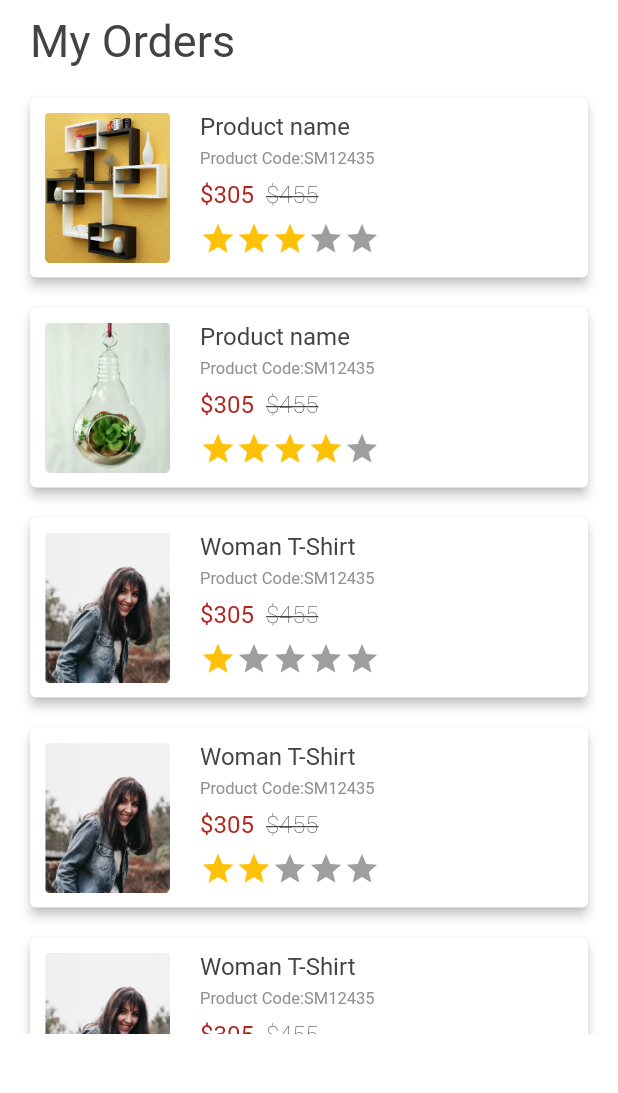
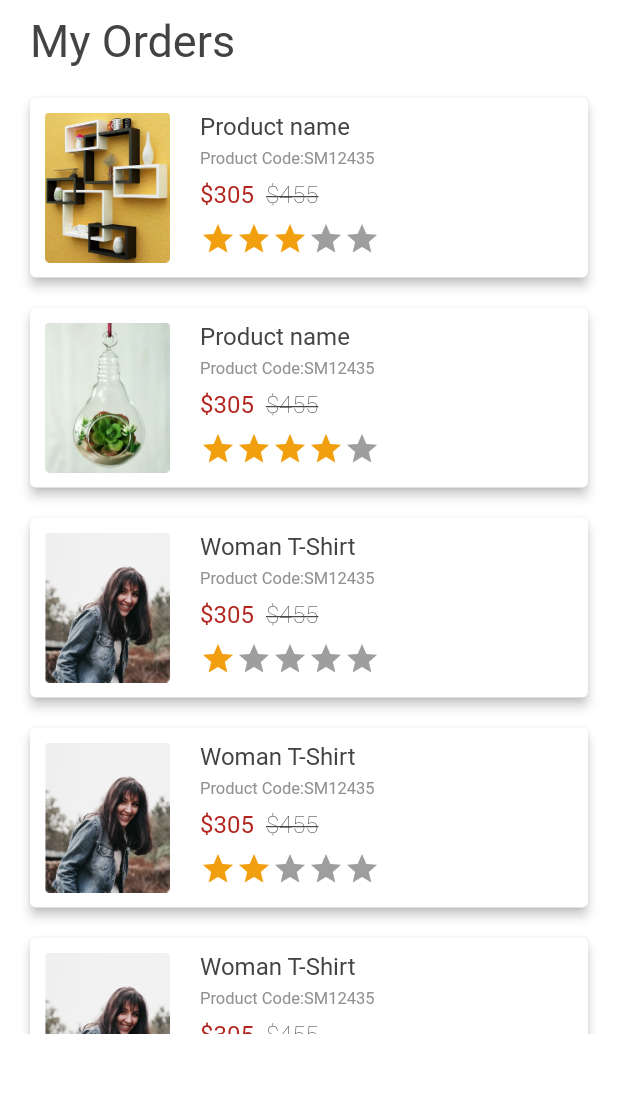
Before and after one commit to priyeshstackapp/homesaaz, a Flutter app: the MyOrdersScreen screen opened directly, on a phone screen of 412 x 824 dp, the part 84-1177 px from its top. Run offline on Flutter 3.47's test engine with Material 2 defaults, Android fonts, the phone set to English and light mode, and no system bars; our stand-ins replace carousel_slider, dotted_border, fluttertoast, rating_bar, shared_preferences; missing offline and left inert: credit_card_slider; accounts and stored records are empty; Roboto replaces fonts that are missing (NeueFrutigerWorld).

Commit message:
update : product screen

```diff
--- a/lib/common/common_widget.dart
+++ b/lib/common/common_widget.dart
@@ -493,7 +493,7 @@ Widget myOrdersView(MyOrdersModel myOrdersItem, MyOrdersScreenState state,
     List<MyOrdersModel> newProductName) {
 
   List<Widget> array = [];
-  var filled = Colors.amber;
+  var filled = ColorRes.darkYellow;
   var empty = Colors.grey;
   for (var i = 1; i <= 5; i++) {
     array.add(Icon(Icons.star,color: (myOrdersItem.rating < i ? empty : filled),));
--- a/lib/screen/detail/product_detail.dart
+++ b/lib/screen/detail/product_detail.dart
@@ -373,7 +373,7 @@ class ProductDetailScreenState extends State<ProductDetailScreen> {
                         child: Divider(height: 1, color: ColorRes.gray57),
                       ),
                       SizedBox(
-                        height: 70,
+                        height: height*0.22,
                       ),
                     ],
                   ),
```
